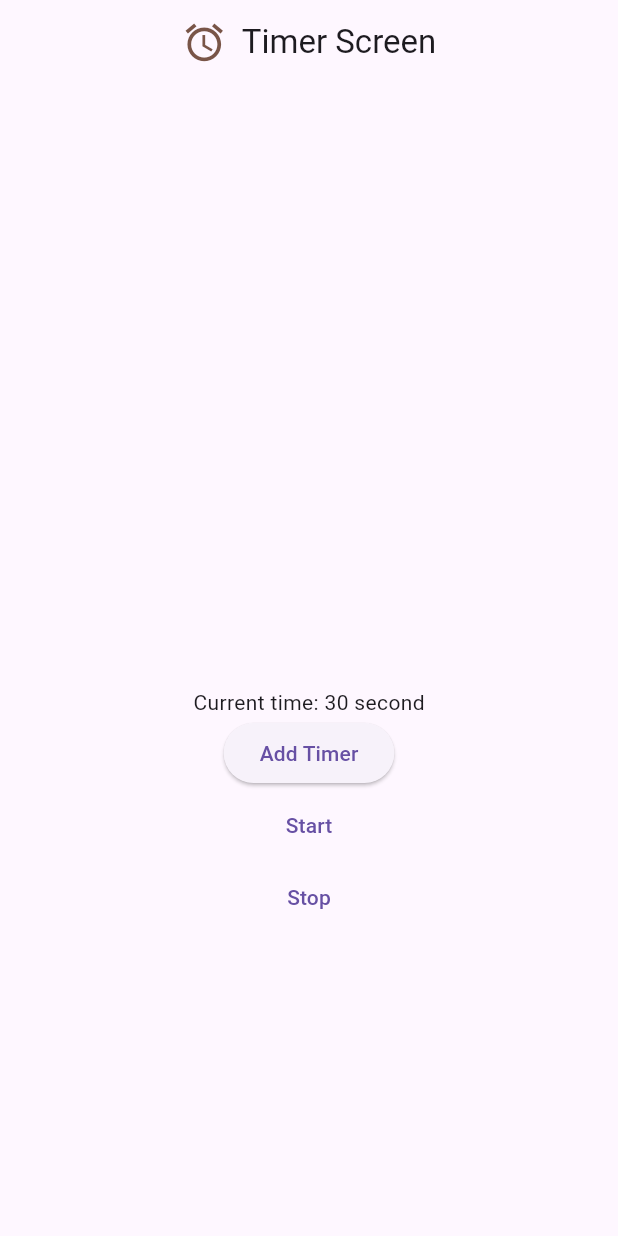
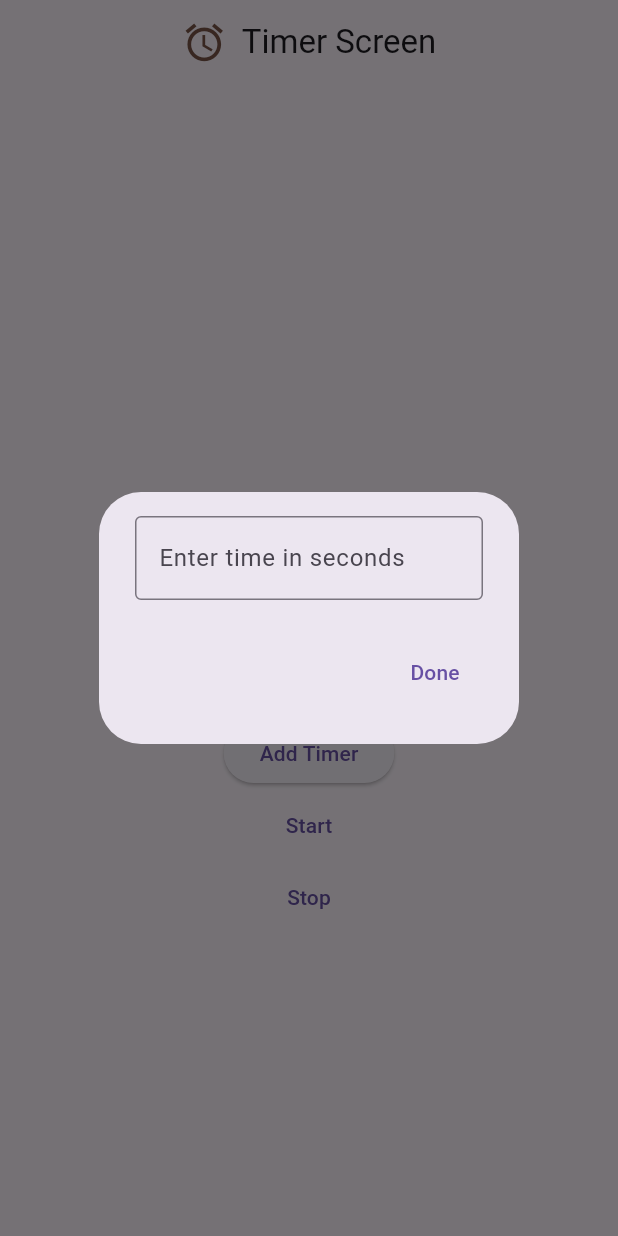
Before and after one commit to YuneshShrestha/Poush2-Flutter-timer-app, a Flutter app: the screen it shows after launch, after a tap on "Add Timer", on a phone screen of 412 x 824 dp. Run offline on Flutter 3.47's test engine with Material 3 defaults, Android fonts, the phone set to English and light mode, and no system bars; our stand-ins replace get, rive.

Commit message:
day27 commit

```diff
--- /dev/null
+++ b/lib/binding/controller_binding.dart
@@ -0,0 +1,9 @@
+import 'package:before_class_timer_app/controller/timer_animation_controller.dart';
+import 'package:get/get.dart';
+
+class ControllerBinding extends Bindings {
+  @override
+  void dependencies() {
+    Get.put(TimerAnimationController());
+  }
+}
--- /dev/null
+++ b/lib/controller/timer_animation_controller.dart
@@ -0,0 +1,77 @@
+import 'dart:async';
+
+import 'package:flutter/services.dart';
+import 'package:get/get.dart';
+import 'package:rive/rive.dart';
+
+class TimerAnimationController extends GetxController {
+  Artboard? riveArtBoard;
+  SMIBool? processing;
+  SMITrigger? shake;
+  var currentTimeInSeconds = 0.obs;
+  Timer? timer;
+
+  loadRiveFile() async {
+    await RiveFile.initialize();
+    String rivePath = 'assets/pes.riv';
+    var data = await rootBundle.load(rivePath);
+    var file = RiveFile.import(data);
+
+    riveArtBoard = file.mainArtboard;
+    // controller
+    // StateMachineController
+    if (riveArtBoard != null) {
+      var controller = StateMachineController.fromArtboard(
+        riveArtBoard!,
+        'State Machine 1',
+      );
+      if (controller != null) {
+        riveArtBoard!.addController(controller);
+        controller.stateMachine.inputs.forEach((e) {
+          print(e.name + " " + e.runtimeType.toString());
+        });
+        processing = controller.findSMI('Processing');
+        shake = controller.findSMI('Shake');
+      }
+    }
+    update();
+  }
+
+  start() {
+    // Timer (1 sec) {decrease}
+    if (currentTimeInSeconds > 0) {
+      Timer.periodic(
+          Duration(
+            seconds: 1,
+          ), (timer) {
+        this.timer = timer;
+        currentTimeInSeconds--;
+        if (currentTimeInSeconds == 0) {
+          timer.cancel();
+          stop();
+        }
+      });
+      if (processing != null) {
+        processing!.value = true;
+      }
+      update();
+    }
+  }
+
+  stop() {
+    if (processing != null && shake != null) {
+      if (timer != null) {
+        timer!.cancel();
+        currentTimeInSeconds.value = 0;
+      }
+      shake!.fire();
+      processing!.value = false;
+    }
+  }
+
+  @override
+  void onInit() {
+    loadRiveFile();
+    super.onInit();
+  }
+}
--- a/lib/main.dart
+++ b/lib/main.dart
@@ -1,3 +1,4 @@
+import 'package:before_class_timer_app/binding/controller_binding.dart';
 import 'package:before_class_timer_app/screen/splash_screen.dart';
 import 'package:flutter/material.dart';
 import 'package:get/get.dart';
@@ -13,6 +14,7 @@ class MyApp extends StatelessWidget {
   Widget build(BuildContext context) {
     return GetMaterialApp(
       debugShowCheckedModeBanner: false,
+      initialBinding: ControllerBinding(),
       home: SplashScreen(),
     );
   }
--- a/lib/screen/home_screeen.dart
+++ b/lib/screen/home_screeen.dart
@@ -1,6 +1,8 @@
 import 'package:flutter/material.dart';
 import 'package:flutter/services.dart';
 import 'package:rive/rive.dart';
+import 'package:get/get.dart';
+import '../controller/timer_animation_controller.dart';
 
 class HomeScreeen extends StatefulWidget {
   const HomeScreeen({super.key});
@@ -10,42 +12,7 @@ class HomeScreeen extends StatefulWidget {
 }
 
 class _HomeScreeenState extends State<HomeScreeen> {
-  Artboard? riveArtBoard;
-  SMIBool? processing;
-  SMITrigger? shake;
-  @override
-  void initState() {
-    // TODO: implement initState
-    super.initState();
-    loadRiveFile();
-  }
-
-  loadRiveFile() async {
-    await RiveFile.initialize();
-    String rivePath = 'assets/pes.riv';
-    var data = await rootBundle.load(rivePath);
-    var file = RiveFile.import(data);
-    setState(() {
-      riveArtBoard = file.mainArtboard;
-      // controller
-      // StateMachineController
-      if (riveArtBoard != null) {
-        var controller = StateMachineController.fromArtboard(
-          riveArtBoard!,
-          'State Machine 1',
-        );
-        if (controller != null) {
-          riveArtBoard!.addController(controller);
-          controller.stateMachine.inputs.forEach((e) {
-            print(e.name + " " + e.runtimeType.toString());
-          });
-          processing = controller.findSMI('Processing');
-          shake = controller.findSMI('Shake');
-        }
-      }
-    });
-  }
-
+  var timerController = Get.find<TimerAnimationController>();
   @override
   Widget build(BuildContext context) {
     return Scaffold(
@@ -70,7 +37,8 @@ class _HomeScreeenState extends State<HomeScreeen> {
             ],
           ),
         ),
-      body: Center(
+        body: Obx(() {
+          return Center(
             child: Column(
               mainAxisAlignment: MainAxisAlignment.center,
               children: [
@@ -82,26 +50,51 @@ class _HomeScreeenState extends State<HomeScreeen> {
                   child: SizedBox(
                     width: 200,
                     height: 200,
-                child: riveArtBoard == null
+                    child: timerController.riveArtBoard == null
                         ? SizedBox()
                         : Rive(
-                        artboard: riveArtBoard!,
+                            artboard: timerController.riveArtBoard!,
                           ),
                   ),
                 ),
                 // Text
-            Text('Current time: 30 second'),
+                Text(
+                    'Current time: ${timerController.currentTimeInSeconds} second'),
                 //  Add Timer Button
                 ElevatedButton(
-              onPressed: () {},
+                  onPressed: () {
+                    showDialog(
+                      context: context,
+                      builder: (context) {
+                        return AlertDialog(
+                          content: TextField(
+                            keyboardType: TextInputType.number,
+                            onChanged: (val) {
+                              timerController.currentTimeInSeconds.value =
+                                  int.parse(val);
+                            },
+                            decoration: InputDecoration(
+                                border: OutlineInputBorder(),
+                                hintText: 'Enter time in seconds'),
+                          ),
+                          actions: [
+                            TextButton(
+                              onPressed: () {
+                                Navigator.of(context).pop();
+                              },
+                              child: Text("Done"),
+                            ),
+                          ],
+                        );
+                      },
+                    );
+                  },
                   child: Text("Add Timer"),
                 ),
                 //  Start Button
                 TextButton(
                   onPressed: () {
-                if (processing != null) {
-                  processing!.value = true;
-                }
+                    timerController.start();
                   },
                   child: Text("Start"),
                 ),
@@ -109,16 +102,13 @@ class _HomeScreeenState extends State<HomeScreeen> {
                 //  Stop Button
                 TextButton(
                   onPressed: () {
-                if (processing != null && shake != null) {
-                  shake!.fire();
-                  processing!.value = false;
-                }
+                    timerController.stop();
                   },
                   child: Text("Stop"),
                 ),
               ],
             ),
-      ),
           );
+        }));
   }
 }
```
Lines whose indentation alone changed are shown as unchanged.
